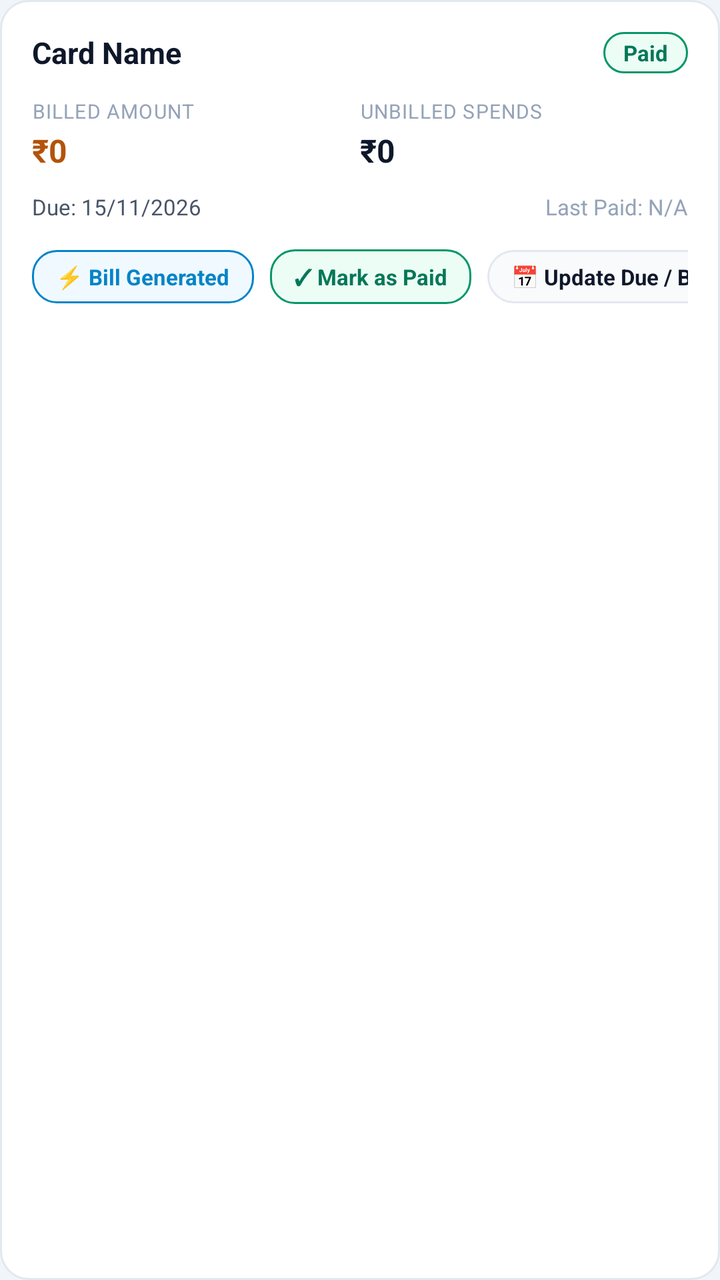
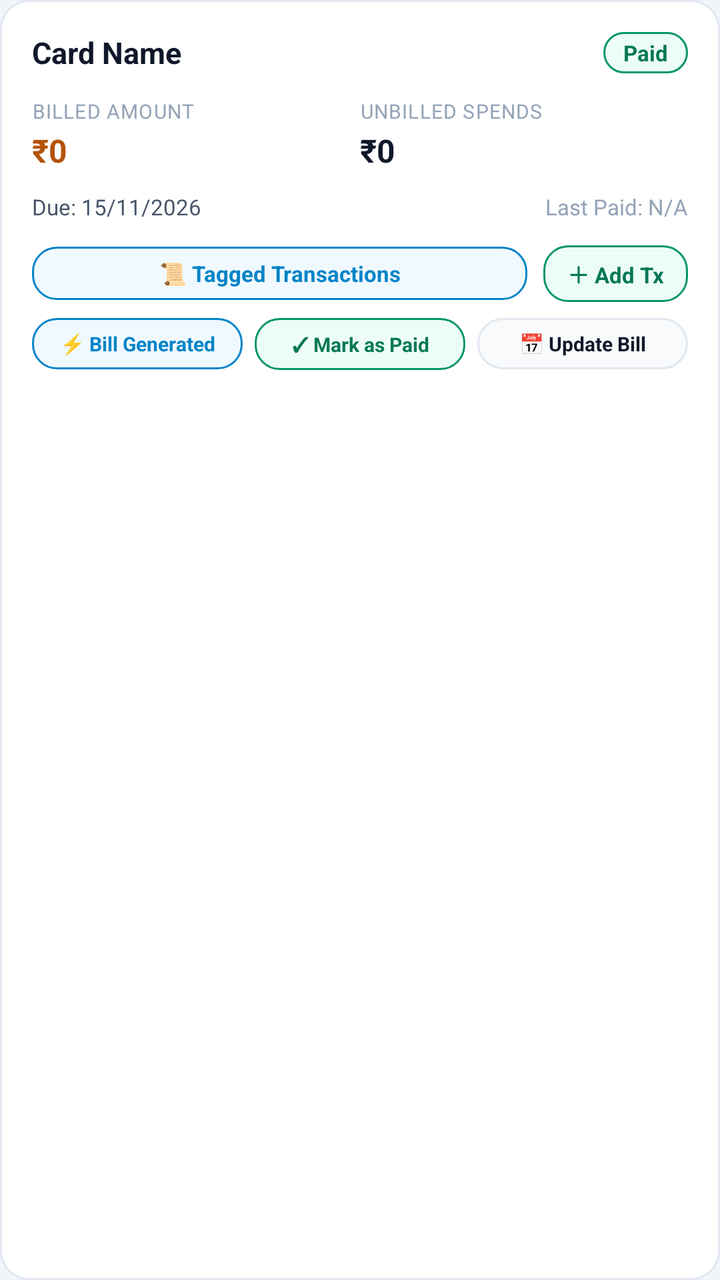

Screens rendered from an Android XML layout before and after an edit, with the pre-edit source and the edit as a unified diff.
<!-- AndroidManifest.xml: application theme AppTheme -->
<!-- res/layout/item_credit_card.xml -->
<?xml version="1.0" encoding="utf-8"?>
<LinearLayout
    xmlns:android="http://schemas.android.com/apk/res/android"
    android:layout_width="match_parent"
    android:layout_height="wrap_content"
    android:orientation="vertical"
    android:background="@drawable/bg_card"
    android:padding="16dp"
    android:layout_marginBottom="12dp">

    
    <LinearLayout
        android:layout_width="match_parent"
        android:layout_height="wrap_content"
        android:orientation="horizontal"
        android:gravity="center_vertical">

        <TextView
            android:id="@+id/tvCreditCardName"
            android:layout_width="0dp"
            android:layout_height="wrap_content"
            android:layout_weight="1"
            android:text="Card Name"
            android:textColor="@color/text_primary"
            android:textSize="15sp"
            android:textStyle="bold" />

        <TextView
            android:id="@+id/tvCreditCardStatusBadge"
            android:layout_width="wrap_content"
            android:layout_height="wrap_content"
            android:text="Paid"
            android:textColor="@color/green_mint"
            android:textSize="11sp"
            android:textStyle="bold"
            android:background="@drawable/bg_chip_green"
            android:paddingStart="10dp"
            android:paddingEnd="10dp"
            android:paddingTop="3dp"
            android:paddingBottom="3dp" />
    </LinearLayout>

    
    <LinearLayout
        android:layout_width="match_parent"
        android:layout_height="wrap_content"
        android:layout_marginTop="12dp"
        android:orientation="horizontal">

        
        <LinearLayout
            android:layout_width="0dp"
            android:layout_height="wrap_content"
            android:layout_weight="1"
            android:orientation="vertical">

            <TextView
                android:layout_width="wrap_content"
                android:layout_height="wrap_content"
                android:text="BILLED AMOUNT"
                android:textColor="@color/text_muted"
                android:textSize="10sp"
                android:letterSpacing="0.04" />

            <TextView
                android:id="@+id/tvCreditCardBilledAmount"
                android:layout_width="wrap_content"
                android:layout_height="wrap_content"
                android:layout_marginTop="2dp"
                android:text="₹0"
                android:textColor="@color/amber_gold"
                android:textSize="16sp"
                android:textStyle="bold" />
        </LinearLayout>

        
        <LinearLayout
            android:layout_width="0dp"
            android:layout_height="wrap_content"
            android:layout_weight="1"
            android:orientation="vertical">

            <TextView
                android:layout_width="wrap_content"
                android:layout_height="wrap_content"
                android:text="UNBILLED SPENDS"
                android:textColor="@color/text_muted"
                android:textSize="10sp"
                android:letterSpacing="0.04" />

            <TextView
                android:id="@+id/tvCreditCardUnbilledAmount"
                android:layout_width="wrap_content"
                android:layout_height="wrap_content"
                android:layout_marginTop="2dp"
                android:text="₹0"
                android:textColor="@color/text_primary"
                android:textSize="16sp"
                android:textStyle="bold" />
        </LinearLayout>
    </LinearLayout>

    
    <LinearLayout
        android:layout_width="match_parent"
        android:layout_height="wrap_content"
        android:layout_marginTop="10dp"
        android:orientation="horizontal"
        android:gravity="center_vertical">

        <TextView
            android:id="@+id/tvCreditCardDueDate"
            android:layout_width="0dp"
            android:layout_height="wrap_content"
            android:layout_weight="1"
            android:text="Due: 15/11/2026"
            android:textColor="@color/text_secondary"
            android:textSize="11sp" />

        <TextView
            android:id="@+id/tvCreditCardLastPaid"
            android:layout_width="wrap_content"
            android:layout_height="wrap_content"
            android:text="Last Paid: N/A"
            android:textColor="@color/text_muted"
            android:textSize="11sp" />
    </LinearLayout>

    
    <HorizontalScrollView
        android:layout_width="match_parent"
        android:layout_height="wrap_content"
        android:layout_marginTop="14dp"
        android:scrollbars="none">

        <LinearLayout
            android:layout_width="wrap_content"
            android:layout_height="wrap_content"
            android:orientation="horizontal"
            android:gravity="center_vertical">

            
            <TextView
                android:id="@+id/btnMarkBillGenerated"
                android:layout_width="wrap_content"
                android:layout_height="wrap_content"
                android:text="⚡ Bill Generated"
                android:textColor="@color/blue_sky"
                android:textSize="11sp"
                android:textStyle="bold"
                android:background="@drawable/bg_chip_blue"
                android:paddingStart="12dp"
                android:paddingEnd="12dp"
                android:paddingTop="6dp"
                android:paddingBottom="6dp"
                android:layout_marginEnd="8dp"
                android:clickable="true"
                android:focusable="true" />

            
            <TextView
                android:id="@+id/btnMarkCreditCardPaidQuick"
                android:layout_width="wrap_content"
                android:layout_height="wrap_content"
                android:text="✓ Mark as Paid"
                android:textColor="@color/green_mint"
                android:textSize="11sp"
                android:textStyle="bold"
                android:background="@drawable/bg_chip_green"
                android:paddingStart="12dp"
                android:paddingEnd="12dp"
                android:paddingTop="6dp"
                android:paddingBottom="6dp"
                android:layout_marginEnd="8dp"
                android:clickable="true"
                android:focusable="true" />

            
            <TextView
                android:id="@+id/btnEditCreditCard"
                android:layout_width="wrap_content"
                android:layout_height="wrap_content"
                android:text="📅 Update Due / Bill"
                android:textColor="@color/text_primary"
                android:textSize="11sp"
                android:textStyle="bold"
                android:background="@drawable/bg_pill_dark"
                android:paddingStart="12dp"
                android:paddingEnd="12dp"
                android:paddingTop="6dp"
                android:paddingBottom="6dp"
                android:clickable="true"
                android:focusable="true" />
        </LinearLayout>
    </HorizontalScrollView>
</LinearLayout>
<!-- resources referenced by this layout -->
<resources>
  <color name="amber_gold">#B45309</color>
  <color name="blue_sky">#0284C7</color>
  <color name="green_mint">#047857</color>
  <color name="text_muted">#94A3B8</color>
  <color name="text_primary">#0F172A</color>
  <color name="text_secondary">#475569</color>
  <!-- drawable bg_card (drawable) -->
  <?xml version="1.0" encoding="utf-8"?>
  <shape xmlns:android="http://schemas.android.com/apk/res/android"
      android:shape="rectangle">
      <solid android:color="@color/bg_card" />
      <corners android:radius="14dp" />
      <stroke
          android:width="1dp"
          android:color="@color/border_dark" />
  </shape>
  <!-- drawable bg_chip_blue (drawable) -->
  <?xml version="1.0" encoding="utf-8"?>
  <shape xmlns:android="http://schemas.android.com/apk/res/android"
      android:shape="rectangle">
      <solid android:color="@color/blue_bg" />
      <corners android:radius="12dp" />
      <stroke
          android:width="1dp"
          android:color="@color/blue_sky" />
  </shape>
  <!-- drawable bg_chip_green (drawable) -->
  <?xml version="1.0" encoding="utf-8"?>
  <shape xmlns:android="http://schemas.android.com/apk/res/android"
      android:shape="rectangle">
      <solid android:color="@color/green_bg" />
      <corners android:radius="12dp" />
      <stroke
          android:width="1dp"
          android:color="@color/green_emerald" />
  </shape>
  <!-- drawable bg_pill_dark (drawable) -->
  <?xml version="1.0" encoding="utf-8"?>
  <shape xmlns:android="http://schemas.android.com/apk/res/android"
      android:shape="rectangle">
      <solid android:color="@color/bg_card_secondary" />
      <corners android:radius="20dp" />
      <stroke
          android:width="1dp"
          android:color="@color/border_dark" />
  </shape>
  <style name="AppTheme" parent="Theme.MaterialComponents.DayNight.NoActionBar">
          <item name="colorPrimary">@color/colorPrimary</item>
          <item name="colorPrimaryDark">@color/colorPrimaryDark</item>
          <item name="colorAccent">@color/colorAccent</item>
          <item name="android:windowBackground">@color/bg_dark</item>
          <item name="android:statusBarColor">@color/bg_dark</item>
          <item name="android:navigationBarColor">@color/nav_bottom_bg</item>
          <item name="android:textColorPrimary">@color/text_primary</item>
          <item name="android:textColorSecondary">@color/text_secondary</item>
          <item name="android:windowLightStatusBar">true</item>
          <item name="bottomSheetDialogTheme">@style/FinMngrBottomSheetDialogTheme</item>
      </style>
  <color name="bg_card">#FFFFFF</color>
  <color name="border_dark">#E2E8F0</color>
  <color name="blue_bg">#F0F9FF</color>
  <color name="green_bg">#ECFDF5</color>
  <color name="green_emerald">#059669</color>
  <color name="bg_card_secondary">#F8FAFC</color>
  <color name="colorPrimary">#0D9488</color>
  <color name="colorPrimaryDark">#E2E8F0</color>
  <color name="colorAccent">#0D9488</color>
  <color name="bg_dark">#F1F5F9</color>
  <color name="nav_bottom_bg">#FFFFFF</color>
  <style name="FinMngrBottomSheetDialogTheme" parent="ThemeOverlay.MaterialComponents.BottomSheetDialog">
          <item name="bottomSheetStyle">@style/FinMngrBottomSheetModal</item>
      </style>
  <style name="FinMngrBottomSheetModal" parent="Widget.MaterialComponents.BottomSheet.Modal">
          <item name="android:background">@android:color/transparent</item>
      </style>
</resources>

<!-- the commit's change to res/layout/item_credit_card.xml (unified diff, before → after) -->
@@ -127,70 +127,115 @@
     </LinearLayout>
 
     
-    <HorizontalScrollView
-        android:layout_width="match_parent"
-        android:layout_height="wrap_content"
-        android:layout_marginTop="14dp"
-        android:scrollbars="none">
-
-        <LinearLayout
+    <LinearLayout
+        android:layout_width="match_parent"
+        android:layout_height="wrap_content"
+        android:layout_marginTop="12dp"
+        android:orientation="horizontal"
+        android:gravity="center_vertical">
+
+        <TextView
+            android:id="@+id/btnViewCardTransactions"
+            android:layout_width="0dp"
+            android:layout_height="wrap_content"
+            android:layout_weight="1"
+            android:layout_marginEnd="8dp"
+            android:text="📜 Tagged Transactions"
+            android:textColor="@color/blue_sky"
+            android:textSize="11sp"
+            android:textStyle="bold"
+            android:gravity="center"
+            android:background="@drawable/bg_chip_blue"
+            android:paddingStart="10dp"
+            android:paddingEnd="10dp"
+            android:paddingTop="6dp"
+            android:paddingBottom="6dp"
+            android:clickable="true"
+            android:focusable="true" />
+
+        <TextView
+            android:id="@+id/btnAddCardTransaction"
             android:layout_width="wrap_content"
             android:layout_height="wrap_content"
-            android:orientation="horizontal"
-            android:gravity="center_vertical">
-
-            
-            <TextView
-                android:id="@+id/btnMarkBillGenerated"
-                android:layout_width="wrap_content"
-                android:layout_height="wrap_content"
-                android:text="⚡ Bill Generated"
-                android:textColor="@color/blue_sky"
-                android:textSize="11sp"
-                android:textStyle="bold"
-                android:background="@drawable/bg_chip_blue"
-                android:paddingStart="12dp"
-                android:paddingEnd="12dp"
-                android:paddingTop="6dp"
-                android:paddingBottom="6dp"
-                android:layout_marginEnd="8dp"
-                android:clickable="true"
-                android:focusable="true" />
-
-            
-            <TextView
-                android:id="@+id/btnMarkCreditCardPaidQuick"
-                android:layout_width="wrap_content"
-                android:layout_height="wrap_content"
-                android:text="✓ Mark as Paid"
-                android:textColor="@color/green_mint"
-                android:textSize="11sp"
-                android:textStyle="bold"
-                android:background="@drawable/bg_chip_green"
-                android:paddingStart="12dp"
-                android:paddingEnd="12dp"
-                android:paddingTop="6dp"
-                android:paddingBottom="6dp"
-                android:layout_marginEnd="8dp"
-                android:clickable="true"
-                android:focusable="true" />
-
-            
-            <TextView
-                android:id="@+id/btnEditCreditCard"
-                android:layout_width="wrap_content"
-                android:layout_height="wrap_content"
-                android:text="📅 Update Due / Bill"
-                android:textColor="@color/text_primary"
-                android:textSize="11sp"
-                android:textStyle="bold"
-                android:background="@drawable/bg_pill_dark"
-                android:paddingStart="12dp"
-                android:paddingEnd="12dp"
-                android:paddingTop="6dp"
-                android:paddingBottom="6dp"
-                android:clickable="true"
-                android:focusable="true" />
-        </LinearLayout>
-    </HorizontalScrollView>
+            android:text="＋ Add Tx"
+            android:textColor="@color/green_mint"
+            android:textSize="11sp"
+            android:textStyle="bold"
+            android:gravity="center"
+            android:background="@drawable/bg_chip_green"
+            android:paddingStart="12dp"
+            android:paddingEnd="12dp"
+            android:paddingTop="6dp"
+            android:paddingBottom="6dp"
+            android:clickable="true"
+            android:focusable="true" />
+    </LinearLayout>
+
+    
+    <LinearLayout
+        android:layout_width="match_parent"
+        android:layout_height="wrap_content"
+        android:layout_marginTop="8dp"
+        android:orientation="horizontal"
+        android:gravity="center_vertical">
+
+        
+        <TextView
+            android:id="@+id/btnMarkBillGenerated"
+            android:layout_width="0dp"
+            android:layout_height="wrap_content"
+            android:layout_weight="1"
+            android:layout_marginEnd="6dp"
+            android:text="⚡ Bill Generated"
+            android:textColor="@color/blue_sky"
+            android:textSize="10sp"
+            android:textStyle="bold"
+            android:gravity="center"
+            android:background="@drawable/bg_chip_blue"
+            android:paddingStart="4dp"
+            android:paddingEnd="4dp"
+            android:paddingTop="6dp"
+            android:paddingBottom="6dp"
+            android:clickable="true"
+            android:focusable="true" />
+
+        
+        <TextView
+            android:id="@+id/btnMarkCreditCardPaidQuick"
+            android:layout_width="0dp"
+            android:layout_height="wrap_content"
+            android:layout_weight="1"
+            android:layout_marginEnd="6dp"
+            android:text="✓ Mark as Paid"
+            android:textColor="@color/green_mint"
+            android:textSize="10sp"
+            android:textStyle="bold"
+            android:gravity="center"
+            android:background="@drawable/bg_chip_green"
+            android:paddingStart="4dp"
+            android:paddingEnd="4dp"
+            android:paddingTop="6dp"
+            android:paddingBottom="6dp"
+            android:clickable="true"
+            android:focusable="true" />
+
+        
+        <TextView
+            android:id="@+id/btnEditCreditCard"
+            android:layout_width="0dp"
+            android:layout_height="wrap_content"
+            android:layout_weight="1"
+            android:text="📅 Update Bill"
+            android:textColor="@color/text_primary"
+            android:textSize="10sp"
+            android:textStyle="bold"
+            android:gravity="center"
+            android:background="@drawable/bg_pill_dark"
+            android:paddingStart="4dp"
+            android:paddingEnd="4dp"
+            android:paddingTop="6dp"
+            android:paddingBottom="6dp"
+            android:clickable="true"
+            android:focusable="true" />
+    </LinearLayout>
 </LinearLayout>
